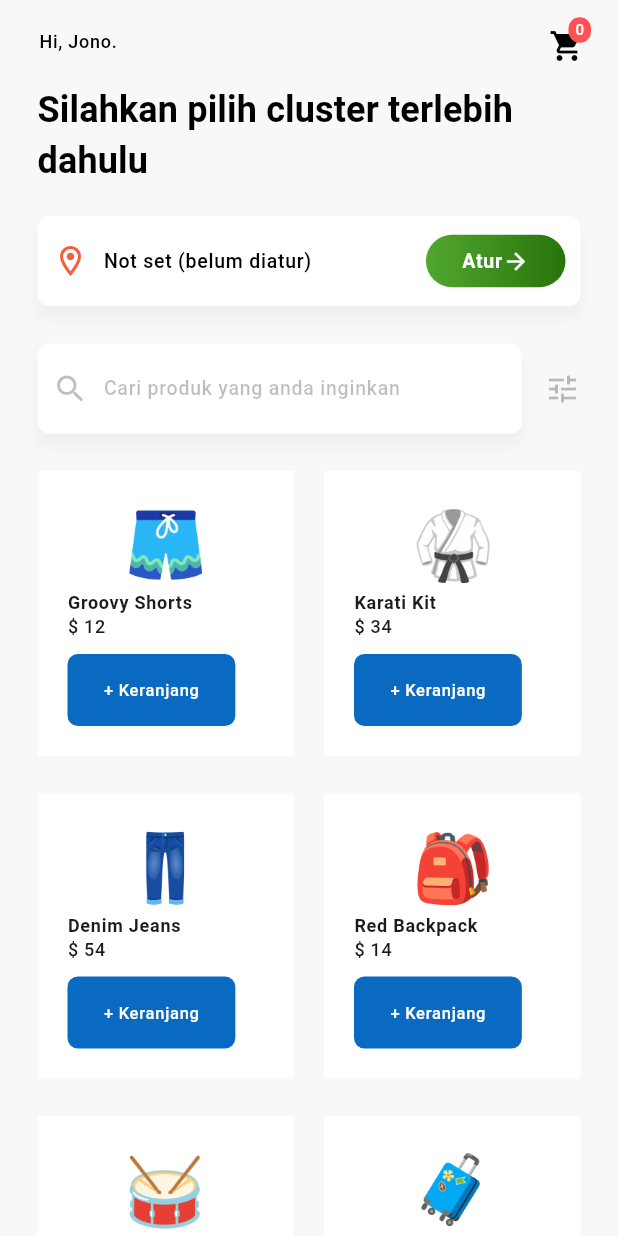
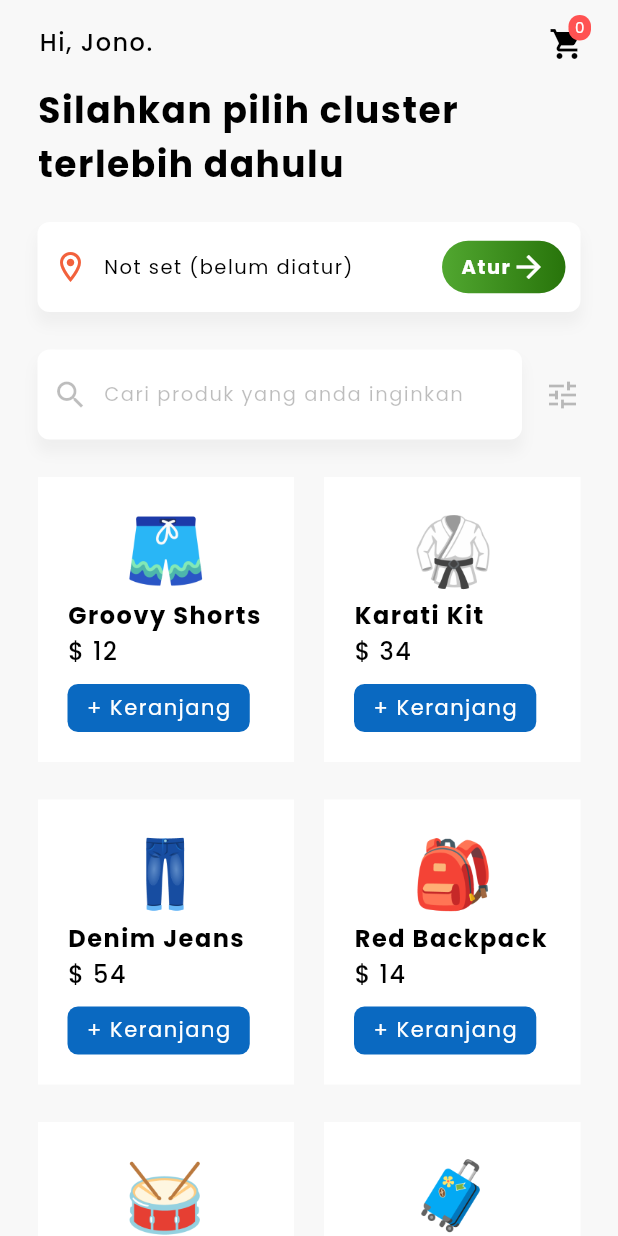
Before and after one commit to aqsaldpa/riverpod-tutorial, a Flutter app: the screen it shows after launch, on a phone screen of 412 x 824 dp. Run offline on Flutter 3.47's test engine with Material 3 defaults, Android fonts, the phone set to English and light mode, and no system bars; our stand-ins replace flutter_riverpod, google_fonts, riverpod_annotation; generated files the repository leaves out were written again.

Commit message:
add theme

```diff
--- a/lib/main.dart
+++ b/lib/main.dart
@@ -1,22 +1,23 @@
 import 'package:flutter/material.dart';
 import 'package:flutter_riverpod/flutter_riverpod.dart';
 import 'package:riverpod_files/screens/home/home_screen.dart';
+import 'package:riverpod_files/theme/app_theme.dart';
 
 void main() {
-  runApp(ProviderScope(child: const MyApp()));
+  runApp(const ProviderScope(child: MyApp()));
 }
 
 class MyApp extends StatelessWidget {
   const MyApp({super.key});
-
   // This widget is the root of your application.
   @override
   Widget build(BuildContext context) {
     return MaterialApp(
       title: '',
-      theme: ThemeData(
-        colorScheme: ColorScheme.fromSeed(seedColor: Colors.blueAccent),
-      ),
+      debugShowCheckedModeBanner: false,
+      theme: AppTheme.lightTheme,
+      darkTheme: AppTheme.darkTheme,
+      themeMode: ThemeMode.system,
       home: const HomeScreen(),
     );
   }
--- /dev/null
+++ b/lib/theme/app_theme.dart
@@ -0,0 +1,80 @@
+import 'package:flutter/material.dart';
+import 'package:google_fonts/google_fonts.dart';
+
+class AppTheme {
+  static final lightTheme = ThemeData(
+    appBarTheme: const AppBarTheme(color: Colors.redAccent),
+    useMaterial3: false,
+    brightness: Brightness.light,
+    scaffoldBackgroundColor: Colors.white,
+    cardColor: Colors.white,
+    dialogBackgroundColor: Colors.white,
+    popupMenuTheme: const PopupMenuThemeData(
+        color: Colors.white,
+        textStyle: TextStyle(
+          color: Colors.black,
+          fontWeight: FontWeight.normal,
+          fontSize: 15,
+        )),
+    inputDecorationTheme: const InputDecorationTheme(
+        labelStyle: TextStyle(
+          color: Colors.black,
+          fontWeight: FontWeight.normal,
+          fontSize: 14,
+        ),
+        hintStyle: TextStyle(
+          color: Colors.black26,
+          fontWeight: FontWeight.normal,
+          fontSize: 14,
+        )),
+    elevatedButtonTheme: ElevatedButtonThemeData(
+      style: ElevatedButton.styleFrom(
+        elevation: 3,
+        backgroundColor: Colors.black,
+        shape: RoundedRectangleBorder(
+          borderRadius: BorderRadius.circular(10), // <-- Radius
+        ),
+      ),
+    ),
+    textTheme: TextTheme(
+      labelLarge: GoogleFonts.poppins(
+              fontSize: 20, fontWeight: FontWeight.w500, letterSpacing: 1)
+          .copyWith(color: Colors.black),
+      labelMedium: GoogleFonts.poppins(
+              fontSize: 16, fontWeight: FontWeight.w500, letterSpacing: 1)
+          .copyWith(color: Colors.black),
+      labelSmall: GoogleFonts.poppins(
+              fontSize: 14, fontWeight: FontWeight.w400, letterSpacing: 1)
+          .copyWith(color: Colors.black),
+    ),
+  );
+
+  static final darkTheme = ThemeData(
+      useMaterial3: false,
+      brightness: Brightness.light,
+      scaffoldBackgroundColor: Colors.white,
+      cardColor: Colors.white,
+      dialogBackgroundColor: Colors.white,
+      popupMenuTheme: const PopupMenuThemeData(
+          color: Colors.white,
+          textStyle: TextStyle(
+            color: Colors.black,
+            fontWeight: FontWeight.normal,
+            fontSize: 15,
+          )),
+      inputDecorationTheme: const InputDecorationTheme(
+          hintStyle: TextStyle(
+        color: Colors.black38,
+        fontWeight: FontWeight.normal,
+        fontSize: 15,
+      )),
+      elevatedButtonTheme: ElevatedButtonThemeData(
+        style: ElevatedButton.styleFrom(
+          backgroundColor: Colors.black,
+          elevation: 3,
+          shape: RoundedRectangleBorder(
+            borderRadius: BorderRadius.circular(10), // <-- Radius
+          ),
+        ),
+      ));
+}
```
